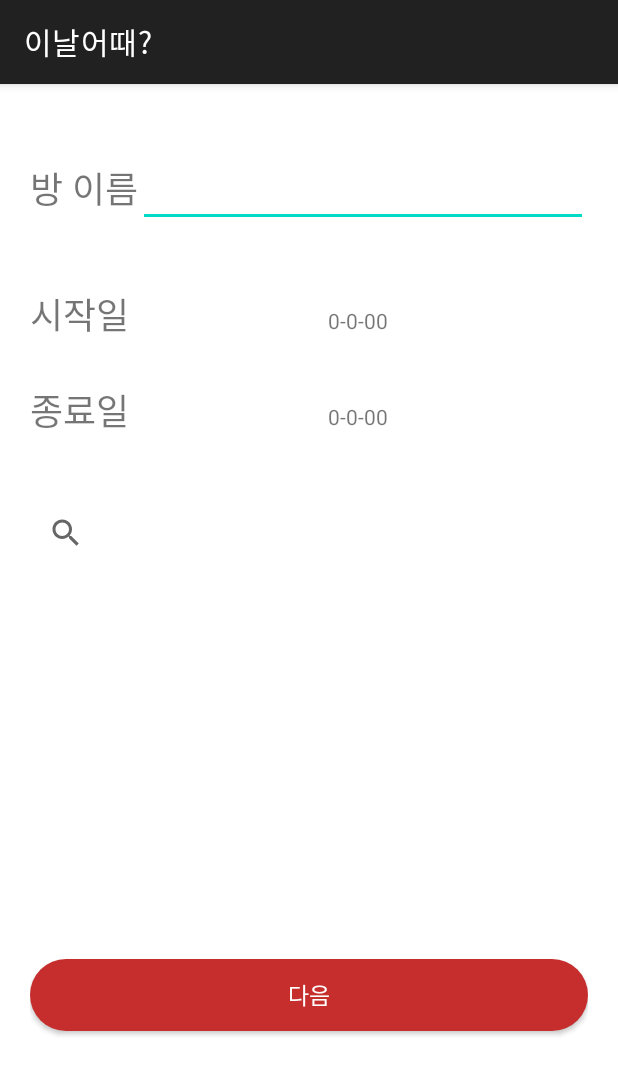
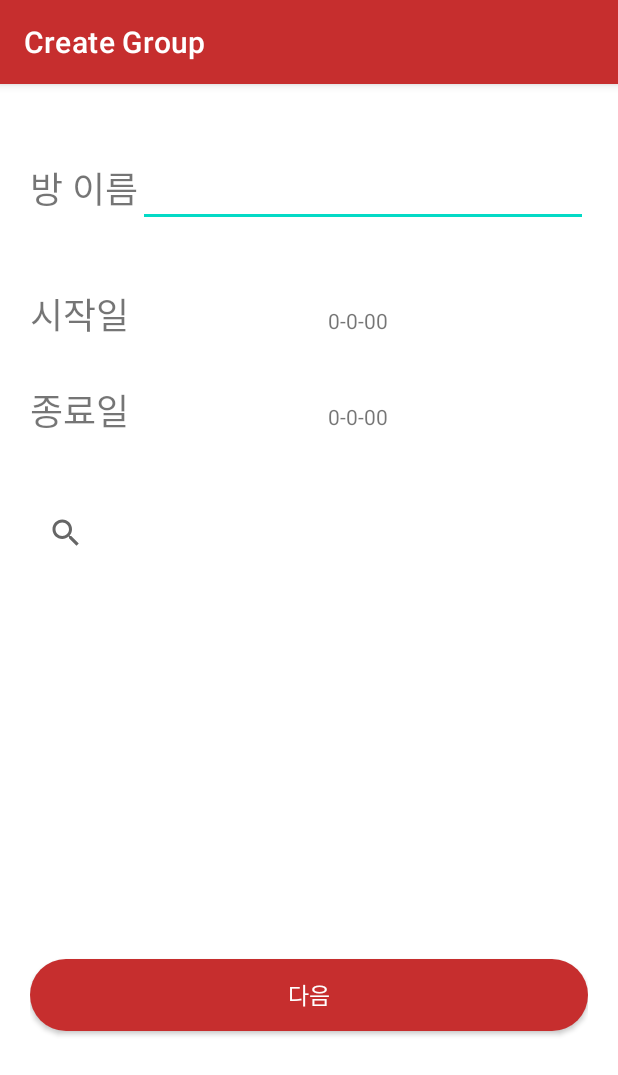
Before and after one commit to Seungkyu-Han/MoApp, an Android app: the CreateGroupTitleActivity screen opened directly, with no data from a screen before it, on a phone screen of 412 x 824 dp. Shown: the top 1075 px of the screen. Run offline under Robolectric (Android 15) with nearby library versions, the phone set to English and light mode, and no system bars; 1 statement that could not run was skipped.

Commit message:
add action bar

```diff
--- a/app/src/main/java/com/example/moapp/CreateGroupTitleActivity.kt
+++ b/app/src/main/java/com/example/moapp/CreateGroupTitleActivity.kt
@@ -1,5 +1,7 @@
 package com.example.moapp
 
+import android.graphics.Color
+import android.graphics.drawable.ColorDrawable
 import android.os.Build
 import androidx.appcompat.app.AppCompatActivity
 import android.os.Bundle
@@ -27,6 +29,11 @@ class CreateGroupTitleActivity : AppCompatActivity() {
         super.onCreate(savedInstanceState)
         val binding = ActivityCreateGroupTitleBinding.inflate(layoutInflater)
         setContentView(binding.root)
+
+        supportActionBar?.title = "Create Group"
+        val colorCode = "#C62E2E" // 색상 코드
+        val color = Color.parseColor(colorCode) // 색상 코드를 Color 객체로 변환
+        supportActionBar?.setBackgroundDrawable(ColorDrawable(color))
 
         var fromDate: String
         var toDate: String
```
Also changed, not shown: app/src/main/AndroidManifest.xml (+4 -4 lines).
